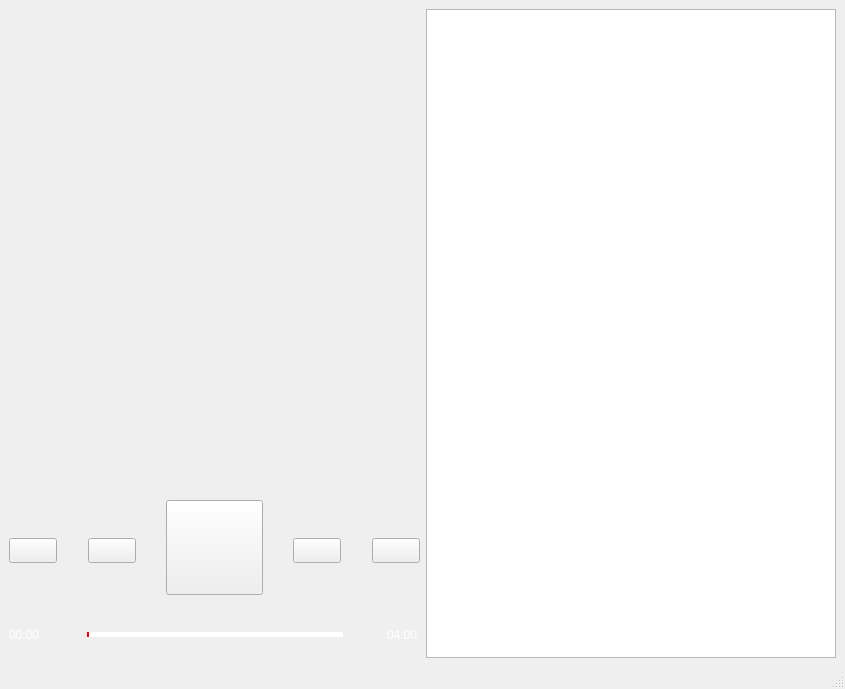
The window that cloudmusicwindow.ui (Suked/CloudMusic) describes before a commit, drawn with Qt 5.
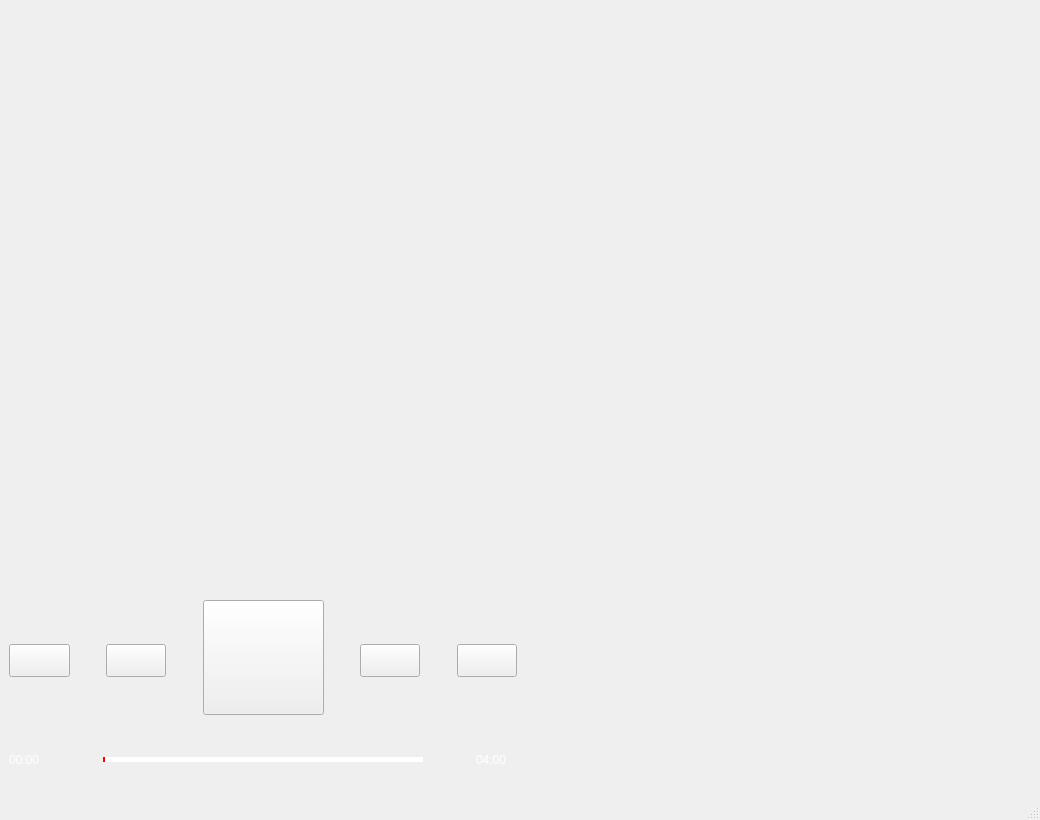
The same window after the commit. The open tabs and pages were chosen to show the change. Icons and pictures are not drawn.

Diff of the .ui file:
```diff
--- a/cloudmusicwindow.ui
+++ b/cloudmusicwindow.ui
@@ -6,8 +6,8 @@
    <rect>
     <x>0</x>
     <y>0</y>
-    <width>845</width>
-    <height>689</height>
+    <width>1040</width>
+    <height>820</height>
    </rect>
   </property>
   <property name="windowTitle">
@@ -26,6 +26,12 @@
         <property name="styleSheet">
          <string notr="true">background-color: transparent;</string>
         </property>
+        <property name="verticalScrollBarPolicy">
+         <enum>Qt::ScrollBarAlwaysOff</enum>
+        </property>
+        <property name="horizontalScrollBarPolicy">
+         <enum>Qt::ScrollBarAlwaysOff</enum>
+        </property>
        </widget>
       </item>
       <item>
@@ -402,6 +408,9 @@
     </item>
     <item>
      <widget class="QStackedWidget" name="stackedWidget">
+      <property name="styleSheet">
+       <string notr="true"/>
+      </property>
       <widget class="QWidget" name="page">
        <layout class="QVBoxLayout" name="verticalLayout_4" stretch="1,10">
         <property name="spacing">
@@ -653,6 +662,12 @@
        </layout>
       </widget>
       <widget class="QWidget" name="page_2">
+       <property name="styleSheet">
+        <string notr="true">QWidget{
+	
+	background-color: transparent;
+}</string>
+       </property>
        <layout class="QVBoxLayout" name="verticalLayout_5">
         <property name="spacing">
          <number>0</number>
@@ -670,7 +685,20 @@
          <number>0</number>
         </property>
         <item>
-         <widget class="QTextEdit" name="lyricTextEdit"/>
+         <widget class="QTextEdit" name="lyricTextEdit">
+          <property name="styleSheet">
+           <string notr="true">QTextEdit{	
+	
+	color: rgb(255, 255, 255);
+	background-color: transparent;
+	border-style: outset;
+}
+</string>
+          </property>
+          <property name="readOnly">
+           <bool>true</bool>
+          </property>
+         </widget>
         </item>
        </layout>
       </widget>
```
Left out of the diff: 14 changed lines with no effect on the pictures.
